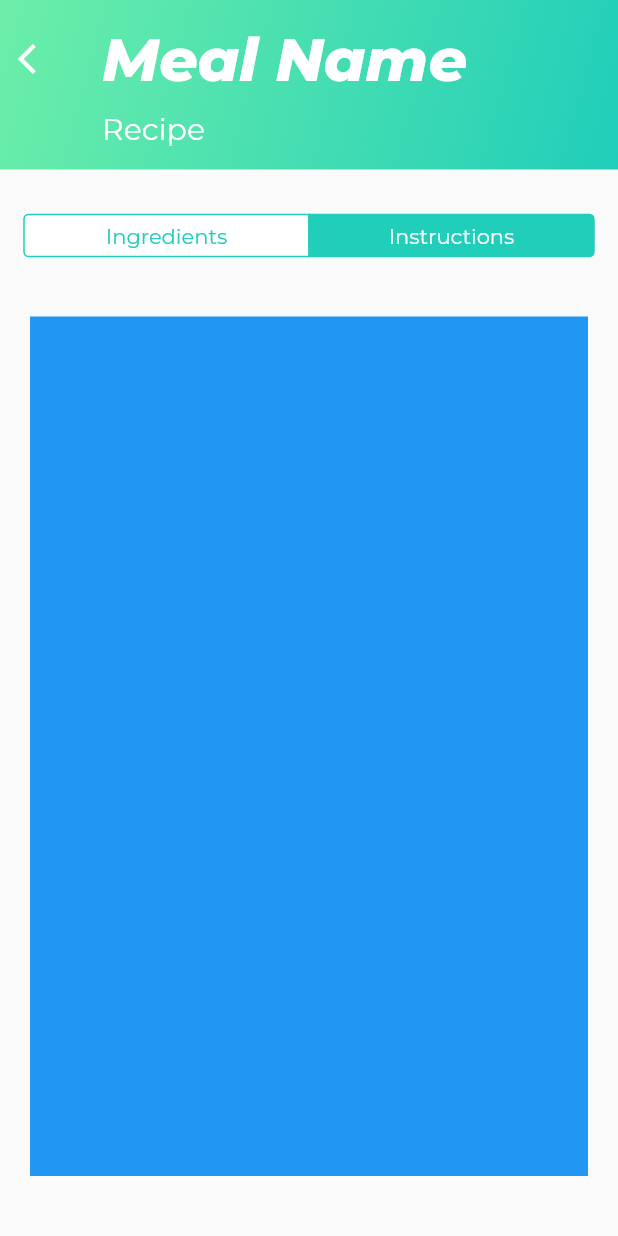
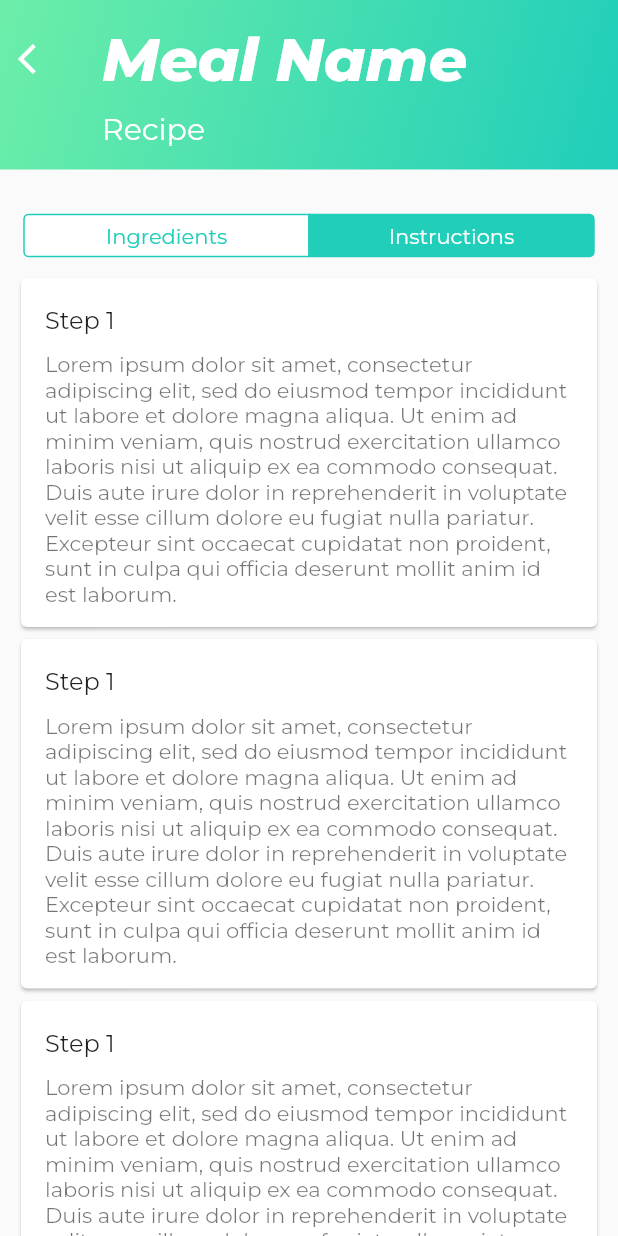
Before and after one commit to Etash47/upsavemvp, a Flutter app: the RecipePage screen opened directly, after a tap on "Instructions", on a phone screen of 412 x 824 dp. Run offline on Flutter 3.47's test engine with Material 2 defaults, Android fonts, the phone set to English and light mode, and no system bars; our stand-ins replace google_fonts; missing offline and left inert: custom_navigator.

Commit message:
Added ingredients and instructions templates for recipe pages with animations

```diff
--- a/lib/recipe_page_content.dart
+++ b/lib/recipe_page_content.dart
@@ -72,11 +72,19 @@
 class IngredientsWidget extends StatelessWidget {
   @override
   Widget build(BuildContext context) {
-    return Padding(
-      padding: const EdgeInsets.symmetric(vertical: 40, horizontal: 20),
-      child: Container(
-        color: Colors.red,
-      ),
+    return ListView(
+      padding: EdgeInsets.all(10),
+      children: <Widget>[
+        IngredientListTile(),
+        IngredientListTile(),
+        IngredientListTile(),
+        IngredientListTile(),
+        IngredientListTile(),
+        IngredientListTile(),
+        IngredientListTile(),
+        IngredientListTile(),
+        IngredientListTile(),
+      ],
     );
   }
 }
@@ -84,11 +92,57 @@
 class InstructionsWidget extends StatelessWidget {
   @override
   Widget build(BuildContext context) {
-    return Padding(
-      padding: const EdgeInsets.symmetric(vertical: 40, horizontal: 20),
-      child: Container(
-        color: Colors.blue,
+    return ListView(
+      padding: EdgeInsets.all(10),
+      children: <Widget>[
+        InstructionsListTile(),
+        InstructionsListTile(),
+        InstructionsListTile(),
+        InstructionsListTile(),
+        InstructionsListTile(),
+        InstructionsListTile(),
+        InstructionsListTile(),
+        InstructionsListTile(),
+      ],
+    );
+  }
+}
+
+class IngredientListTile extends StatelessWidget {
+  const IngredientListTile({
+    Key key,
+  }) : super(key: key);
+
+  @override
+  Widget build(BuildContext context) {
+    return Card(
+      child: ListTile(
+        title: Text("Ingredient"),
+        subtitle: Text("Amount"),
       ),
     );
   }
 }
+
+class InstructionsListTile extends StatelessWidget {
+  const InstructionsListTile({
+    Key key,
+  }) : super(key: key);
+
+  @override
+  Widget build(BuildContext context) {
+    return Card(
+      child: Padding(
+        padding: const EdgeInsets.fromLTRB(0, 10, 0, 10),
+        child: ListTile(
+          title: Padding(
+            padding: const EdgeInsets.fromLTRB(0, 5, 0, 10),
+            child: Text("Step 1"),
+          ),
+          subtitle: Text(
+              "Lorem ipsum dolor sit amet, consectetur adipiscing elit, sed do eiusmod tempor incididunt ut labore et dolore magna aliqua. Ut enim ad minim veniam, quis nostrud exercitation ullamco laboris nisi ut aliquip ex ea commodo consequat. Duis aute irure dolor in reprehenderit in voluptate velit esse cillum dolore eu fugiat nulla pariatur. Excepteur sint occaecat cupidatat non proident, sunt in culpa qui officia deserunt mollit anim id est laborum."),
+        ),
+      ),
+    );
+  }
+}
```
